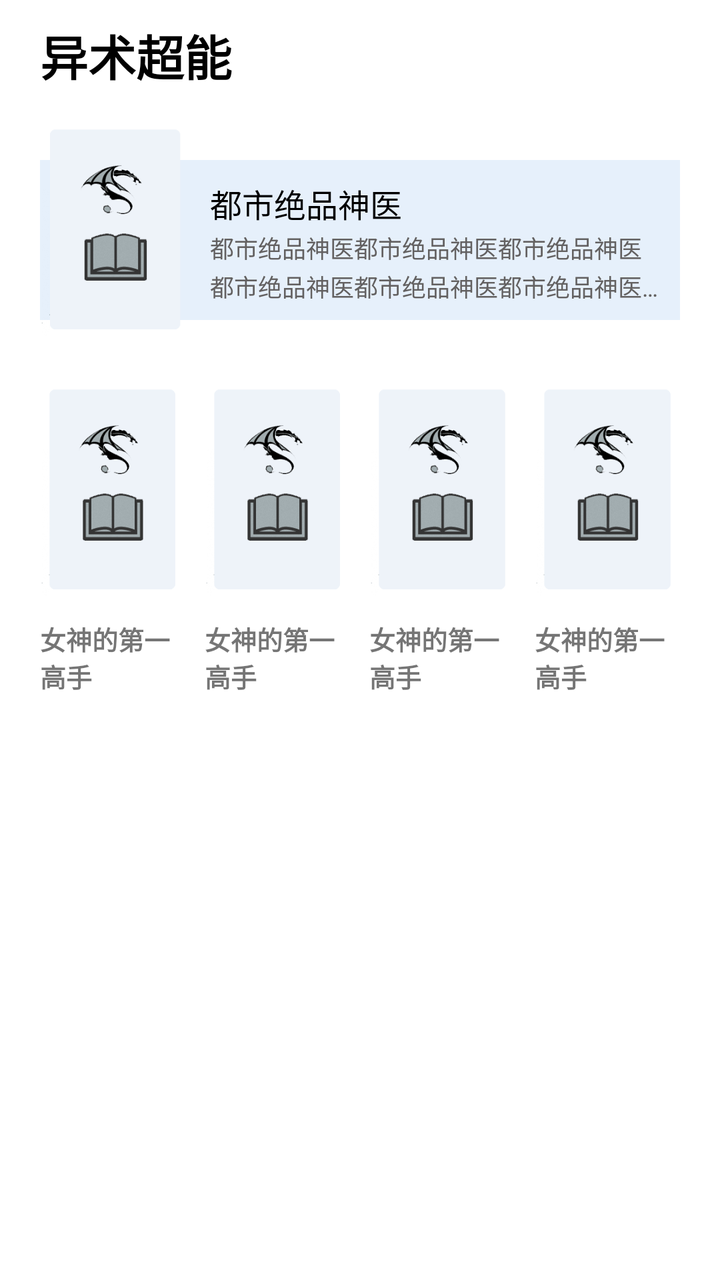
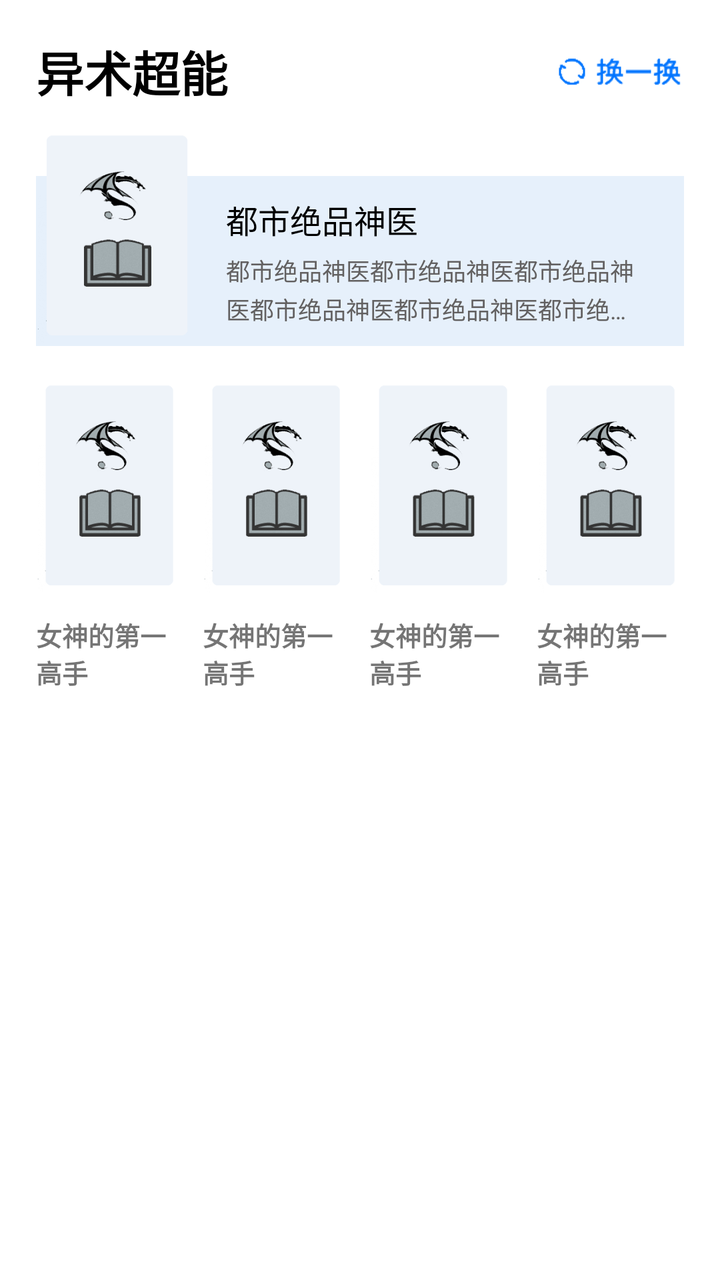

Screens rendered from an Android XML layout before and after an edit, with the pre-edit source and the edit as a unified diff.
<!-- AndroidManifest.xml: application theme AppTheme -->
<!-- res/layout/mian_fragment_recycle_item.xml -->
<?xml version="1.0" encoding="utf-8"?>
<LinearLayout xmlns:android="http://schemas.android.com/apk/res/android"
    android:layout_width="match_parent"
    android:layout_height="wrap_content"
    android:background="@color/colorWhite"
    android:fitsSystemWindows="true"
    android:orientation="vertical">

    <FrameLayout
        android:layout_width="match_parent"
        android:layout_height="wrap_content"
        android:layout_marginLeft="20dp"
        android:layout_marginTop="10dp">

        <TextView
            android:id="@+id/cardTitle"
            android:layout_width="wrap_content"
            android:layout_height="wrap_content"
            android:text="异术超能"
            android:textColor="@color/black"
            android:textSize="24dp"
            android:textStyle="bold" />

        <FrameLayout
            android:id="@+id/cardLayout"
            android:layout_width="wrap_content"
            android:layout_height="wrap_content"
            android:layout_marginTop="50dp"
            android:layout_marginRight="20dp">

            <View
                android:id="@+id/cardBackground"
                android:layout_width="match_parent"
                android:layout_height="80dp"
                android:layout_marginTop="20dp"
                android:background="#e6f0fb" />

            <TextView
                android:id="@+id/cardBookName"
                android:layout_width="wrap_content"
                android:layout_height="wrap_content"
                android:layout_marginLeft="85dp"
                android:layout_marginTop="30dp"
                android:text="都市绝品神医"
                android:textColor="@color/black"
                android:textSize="16dp" />

            <TextView
                android:id="@+id/cardBookbref"
                android:layout_width="wrap_content"
                android:layout_height="wrap_content"
                android:layout_marginLeft="85dp"
                android:layout_marginTop="55dp"
                android:layout_marginRight="10dp"
                android:ellipsize="end"
                android:lineSpacingExtra="2dp"
                android:maxLines="2"
                android:text="都市绝品神医都市绝品神医都市绝品神医都市绝品神医都市绝品神医都市绝品神医都市绝品神医都市绝品神医都市绝品神医都市绝品神医都市绝品神医都市绝品神医都市绝品神医都市绝品神医"
                android:textColor="#636161"
                android:textSize="12dp" />

            <ImageView
                android:id="@+id/cardTitleImage"
                android:layout_width="75dp"
                android:layout_height="110dp"
                android:background="@drawable/img_cover_default_circle_1" />

        </FrameLayout>
    </FrameLayout>

    <LinearLayout
        android:layout_width="match_parent"
        android:layout_height="wrap_content"
        android:layout_marginTop="20dp"
        android:orientation="horizontal"
        android:paddingLeft="20dp"
        android:paddingRight="20dp">

        <LinearLayout
            android:id="@+id/FirstLayout"
            android:layout_width="0dp"
            android:layout_height="wrap_content"
            android:layout_weight="1"
            android:orientation="vertical">

            <ImageView
                android:id="@+id/cardFristImage"
                android:layout_width="wrap_content"
                android:layout_height="110dp"
                android:background="@drawable/img_cover_default_circle_1" />

            <TextView
                android:id="@+id/cardFristText"
                android:layout_width="wrap_content"
                android:layout_height="wrap_content"
                android:layout_marginTop="10dp"
                android:ellipsize="end"
                android:maxLines="2"
                android:text="女神的第一高手"
                android:textSize="13dp"
                android:textStyle="bold" />
        </LinearLayout>

        <LinearLayout
            android:id="@+id/TowLayout"
            android:layout_width="0dp"
            android:layout_height="wrap_content"
            android:layout_marginLeft="10dp"
            android:layout_weight="1"
            android:orientation="vertical">

            <ImageView
                android:id="@+id/cardTowImage"
                android:layout_width="wrap_content"
                android:layout_height="110dp"
                android:background="@drawable/img_cover_default_circle_1" />

            <TextView
                android:id="@+id/cardTowText"
                android:layout_width="wrap_content"
                android:layout_height="wrap_content"
                android:layout_marginTop="10dp"
                android:ellipsize="end"
                android:maxLines="2"
                android:text="女神的第一高手"
                android:textSize="13dp"
                android:textStyle="bold" />
        </LinearLayout>

        <LinearLayout
            android:id="@+id/ThreeLayout"
            android:layout_width="0dp"
            android:layout_height="wrap_content"
            android:layout_marginLeft="10dp"
            android:layout_weight="1"

            android:orientation="vertical">

            <ImageView
                android:id="@+id/cardThreeImage"

                android:layout_width="wrap_content"
                android:layout_height="110dp"
                android:background="@drawable/img_cover_default_circle_1" />

            <TextView
                android:id="@+id/cardThreeText"
                android:layout_width="wrap_content"
                android:layout_height="wrap_content"
                android:layout_marginTop="10dp"
                android:ellipsize="end"
                android:maxLines="2"
                android:text="女神的第一高手"
                android:textSize="13dp"
                android:textStyle="bold" />
        </LinearLayout>

        <LinearLayout
            android:id="@+id/FourLayout"
            android:layout_width="0dp"
            android:layout_height="wrap_content"
            android:layout_marginLeft="10dp"

            android:layout_weight="1"
            android:orientation="vertical">

            <ImageView
                android:id="@+id/cardFourImage"

                android:layout_width="wrap_content"
                android:layout_height="110dp"
                android:background="@drawable/img_cover_default_circle_1" />

            <TextView
                android:id="@+id/cardFourText"
                android:layout_width="wrap_content"
                android:layout_height="wrap_content"
                android:layout_marginTop="10dp"
                android:ellipsize="end"
                android:maxLines="2"
                android:text="女神的第一高手"
                android:textSize="13dp"
                android:textStyle="bold" />
        </LinearLayout>

    </LinearLayout>
</LinearLayout>
<!-- resources referenced by this layout -->
<resources>
  <color name="black">#000000</color>
  <color name="colorWhite">#FFFFFFFF</color>
  <!-- drawable img_cover_default_circle_1: png bitmap (drawable-xxhdpi, 13499 bytes) -->
  <style name="AppTheme" parent="Theme.AppCompat.Light.NoActionBar">
          
          <item name="colorPrimary">@color/colorPrimary</item>
          <item name="colorPrimaryDark">@color/white</item>
          <item name="colorAccent">@color/colorAccent</item>
          <item name="android:windowNoTitle">true</item>
          <item name="colorControlNormal">@color/blackOverlay</item>
          <item name="colorControlActivated">@color/abc_search_url_text_normal</item>
          <item name="android:windowFullscreen">true</item>
          <item name="android:windowIsTranslucent">true</item>
          <item name="android:windowTranslucentStatus">true</item>
          <item name="android:windowTranslucentNavigation">true</item>
      </style>
  <color name="colorPrimary">#ff3f51b5</color>
  <color name="white">#ffffffff</color>
  <color name="colorAccent">#ffff4081</color>
  <color name="blackOverlay">#66000000</color>
  <color name="abc_search_url_text_normal">#ff7fa87f</color>
</resources>

<!-- the commit's change to res/layout/mian_fragment_recycle_item.xml (unified diff, before → after) -->
@@ -3,44 +3,56 @@
     android:layout_width="match_parent"
     android:layout_height="wrap_content"
     android:background="@color/colorWhite"
+    android:paddingLeft="18dp"
+    android:paddingRight="18dp"
+    android:paddingTop="18dp"
     android:fitsSystemWindows="true"
     android:orientation="vertical">
 
-    <FrameLayout
+    <LinearLayout
         android:layout_width="match_parent"
         android:layout_height="wrap_content"
-        android:layout_marginLeft="20dp"
-        android:layout_marginTop="10dp">
-
+        android:orientation="horizontal">
         <TextView
             android:id="@+id/cardTitle"
             android:layout_width="wrap_content"
             android:layout_height="wrap_content"
+            android:layout_weight="1"
             android:text="异术超能"
             android:textColor="@color/black"
             android:textSize="24dp"
             android:textStyle="bold" />
 
-        <FrameLayout
-            android:id="@+id/cardLayout"
-            android:layout_width="wrap_content"
-            android:layout_height="wrap_content"
-            android:layout_marginTop="50dp"
-            android:layout_marginRight="20dp">
-
-            <View
-                android:id="@+id/cardBackground"
-                android:layout_width="match_parent"
-                android:layout_height="80dp"
-                android:layout_marginTop="20dp"
-                android:background="#e6f0fb" />
-
+        <ImageView
+            android:layout_width="65dp"
+            android:layout_height="20dp"
+            android:scaleType="fitXY"
+            android:layout_gravity="right|center_vertical"
+            android:src="@drawable/chang_icon" />
+    </LinearLayout>
+
+    <FrameLayout
+        android:id="@+id/mz_book_head_container"
+        android:layout_width="match_parent"
+        android:layout_height="wrap_content"
+        android:orientation="horizontal"
+        android:layout_marginTop="10dp">
+
+        <LinearLayout
+            android:id="@+id/mp_book_info_container"
+            android:layout_width="match_parent"
+            android:layout_height="wrap_content"
+            android:orientation="vertical"
+            android:layout_gravity="bottom"
+            android:background="#e6f0fb"
+            android:paddingTop="10dp"
+            android:paddingBottom="10dp"
+            android:paddingLeft="95dp"
+            android:paddingRight="10dp">
             <TextView
                 android:id="@+id/cardBookName"
                 android:layout_width="wrap_content"
                 android:layout_height="wrap_content"
-                android:layout_marginLeft="85dp"
-                android:layout_marginTop="30dp"
                 android:text="都市绝品神医"
                 android:textColor="@color/black"
                 android:textSize="16dp" />
@@ -49,9 +61,8 @@
                 android:id="@+id/cardBookbref"
                 android:layout_width="wrap_content"
                 android:layout_height="wrap_content"
-                android:layout_marginLeft="85dp"
-                android:layout_marginTop="55dp"
-                android:layout_marginRight="10dp"
+                android:layout_marginTop="5dp"
+                android:paddingRight="10dp"
                 android:ellipsize="end"
                 android:lineSpacingExtra="2dp"
                 android:maxLines="2"
@@ -59,22 +70,20 @@
                 android:textColor="#636161"
                 android:textSize="12dp" />
 
-            <ImageView
-                android:id="@+id/cardTitleImage"
-                android:layout_width="75dp"
-                android:layout_height="110dp"
-                android:background="@drawable/img_cover_default_circle_1" />
-
-        </FrameLayout>
+        </LinearLayout>
+        <ImageView
+            android:id="@+id/cardTitleImage"
+            android:layout_width="81dp"
+            android:scaleType="fitXY"
+            android:layout_height="110dp"
+            android:background="@drawable/img_cover_default_circle_1" />
     </FrameLayout>
 
     <LinearLayout
         android:layout_width="match_parent"
         android:layout_height="wrap_content"
-        android:layout_marginTop="20dp"
-        android:orientation="horizontal"
-        android:paddingLeft="20dp"
-        android:paddingRight="20dp">
+        android:layout_marginTop="15dp"
+        android:orientation="horizontal">
 
         <LinearLayout
             android:id="@+id/FirstLayout"
@@ -86,6 +95,7 @@
             <ImageView
                 android:id="@+id/cardFristImage"
                 android:layout_width="wrap_content"
+                android:scaleType="fitXY"
                 android:layout_height="110dp"
                 android:background="@drawable/img_cover_default_circle_1" />
 
@@ -112,6 +122,7 @@
             <ImageView
                 android:id="@+id/cardTowImage"
                 android:layout_width="wrap_content"
+                android:scaleType="fitXY"
                 android:layout_height="110dp"
                 android:background="@drawable/img_cover_default_circle_1" />
 
@@ -138,7 +149,7 @@
 
             <ImageView
                 android:id="@+id/cardThreeImage"
-
+                android:scaleType="fitXY"
                 android:layout_width="wrap_content"
                 android:layout_height="110dp"
                 android:background="@drawable/img_cover_default_circle_1" />
@@ -166,7 +177,7 @@
 
             <ImageView
                 android:id="@+id/cardFourImage"
-
+                android:scaleType="fitXY"
                 android:layout_width="wrap_content"
                 android:layout_height="110dp"
                 android:background="@drawable/img_cover_default_circle_1" />
@@ -184,4 +195,7 @@
         </LinearLayout>
 
     </LinearLayout>
+    
+
+
 </LinearLayout>
<!-- resource entries referenced after the edit -->
@@ -2,6 +2,7 @@
 <resources>
   <color name="black">#000000</color>
   <color name="colorWhite">#FFFFFFFF</color>
+  <!-- drawable chang_icon: png bitmap (drawable-xxhdpi, 6250 bytes) -->
   <!-- drawable img_cover_default_circle_1: png bitmap (drawable-xxhdpi, 13499 bytes) -->
   <style name="AppTheme" parent="Theme.AppCompat.Light.NoActionBar">
           
